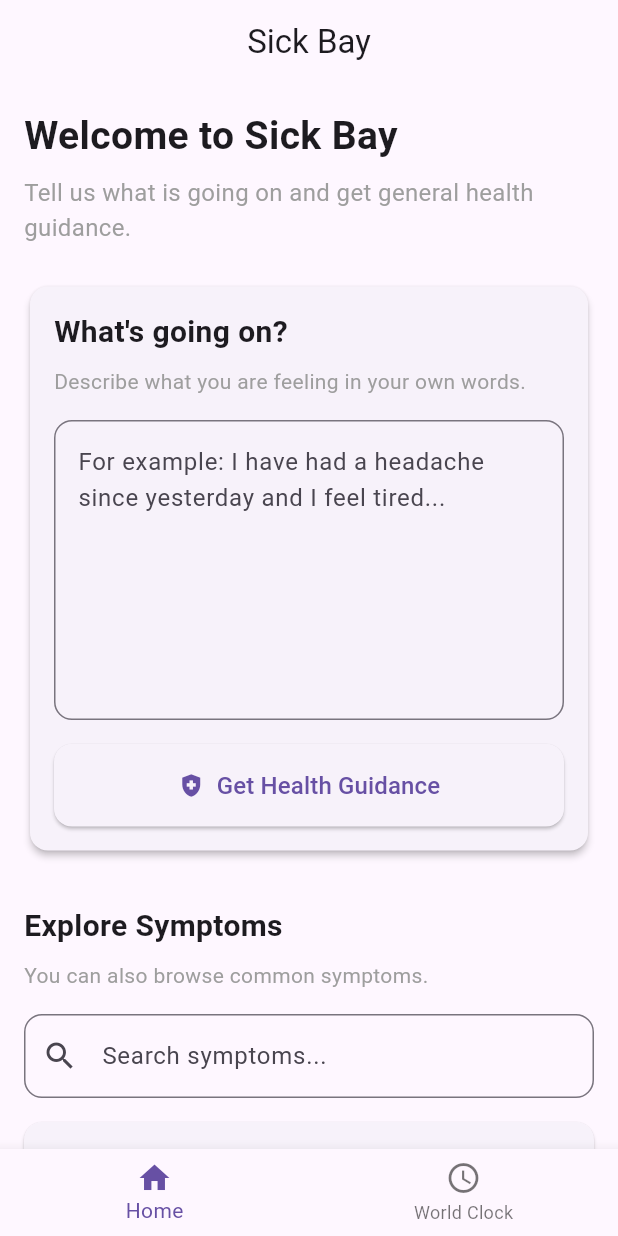
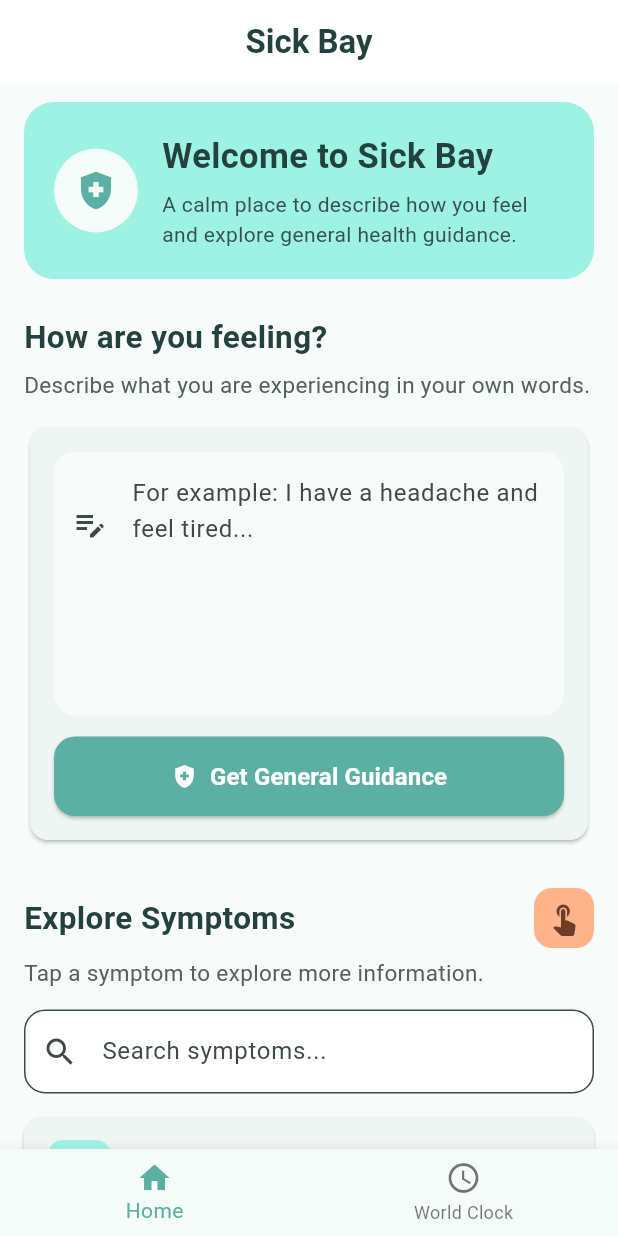
Before and after one commit to gDiva-blip/Sick-bae, a Flutter app: the screen it shows after launch, on a phone screen of 412 x 824 dp. Run offline on Flutter 3.47's test engine with Material 3 defaults, Android fonts, the phone set to English and light mode, and no system bars; our stand-ins replace timezone.

Commit message:
Update Sick Bay design and health guidance

```diff
--- a/lib/main.dart
+++ b/lib/main.dart
@@ -20,9 +20,20 @@ class SickBayApp extends StatelessWidget {
       child: MaterialApp(
         title: 'Sick Bay',
         theme: ThemeData(
-          primarySwatch: Colors.blue,
-          useMaterial3: true,
-        ),
+  useMaterial3: true,
+  colorScheme: ColorScheme.fromSeed(
+    seedColor: const Color(0xFF5BAFA3),
+    primary: const Color(0xFF5BAFA3),
+    secondary: const Color(0xFFFFB38A),
+    brightness: Brightness.light,
+  ),
+  scaffoldBackgroundColor: const Color(0xFFF7FBFA),
+  appBarTheme: const AppBarTheme(
+    backgroundColor: Colors.white,
+    foregroundColor: Color(0xFF23413D),
+    elevation: 0,
+  ),
+),
         home: const MainNavigation(),
       ),
     );
--- a/lib/screens/home_screen.dart
+++ b/lib/screens/home_screen.dart
@@ -3,6 +3,7 @@ import 'package:provider/provider.dart';
 import '../providers/symptom_provider.dart';
 import '../data/health_database.dart';
 import 'symptom_details_screen.dart';
+import 'health_guidance_screen.dart';
 
 class HomeScreen extends StatefulWidget {
   const HomeScreen({Key? key}) : super(key: key);
@@ -14,7 +15,6 @@ class HomeScreen extends StatefulWidget {
 class _HomeScreenState extends State<HomeScreen> {
   final TextEditingController _descriptionController =
       TextEditingController();
-
   final TextEditingController _searchController = TextEditingController();
 
   List<String> _filteredSymptoms = [];
@@ -52,103 +52,129 @@ class _HomeScreenState extends State<HomeScreen> {
       return;
     }
 
-    // For now, show the information the user entered.
-    // We will build the symptom-processing system next.
-    showDialog(
-      context: context,
-      builder: (context) {
-        return AlertDialog(
-          title: const Text('Your symptoms'),
-          content: Text(
-            'You described:\n\n$description\n\n'
-            'We will use this information to provide general health guidance.',
+    Navigator.push(
+      context,
+      MaterialPageRoute(
+        builder: (context) => HealthGuidanceScreen(
+          description: description,
         ),
-          actions: [
-            TextButton(
-              onPressed: () => Navigator.pop(context),
-              child: const Text('OK'),
       ),
-          ],
-        );
-      },
     );
   }
 
   @override
   Widget build(BuildContext context) {
+    final theme = Theme.of(context);
+    final colors = theme.colorScheme;
+
     return Scaffold(
       appBar: AppBar(
-        title: const Text('Sick Bay'),
+        title: const Text(
+          'Sick Bay',
+          style: TextStyle(fontWeight: FontWeight.bold),
+        ),
         centerTitle: true,
-        elevation: 0,
       ),
       body: SingleChildScrollView(
-        padding: const EdgeInsets.all(16.0),
+        padding: const EdgeInsets.fromLTRB(16, 12, 16, 24),
         child: Column(
           crossAxisAlignment: CrossAxisAlignment.start,
           children: [
-            const Text(
+            Container(
+              width: double.infinity,
+              padding: const EdgeInsets.all(20),
+              decoration: BoxDecoration(
+                color: colors.primaryContainer,
+                borderRadius: BorderRadius.circular(20),
+              ),
+              child: Row(
+                children: [
+                  CircleAvatar(
+                    radius: 28,
+                    backgroundColor: colors.surface,
+                    child: Icon(
+                      Icons.health_and_safety,
+                      size: 30,
+                      color: colors.primary,
+                    ),
+                  ),
+                  const SizedBox(width: 16),
+                  const Expanded(
+                    child: Column(
+                      crossAxisAlignment: CrossAxisAlignment.start,
+                      children: [
+                        Text(
                           'Welcome to Sick Bay',
                           style: TextStyle(
-                fontSize: 26,
+                            fontSize: 23,
                             fontWeight: FontWeight.bold,
+                            color: Color(0xFF23413D),
                           ),
                         ),
-
-            const SizedBox(height: 8),
-
-            const Text(
-              'Tell us what is going on and get general health guidance.',
+                        SizedBox(height: 5),
+                        Text(
+                          'A calm place to describe how you feel and explore general health guidance.',
                           style: TextStyle(
-                fontSize: 16,
-                color: Colors.grey,
+                            fontSize: 14,
+                            color: Color(0xFF35514D),
+                            height: 1.4,
+                          ),
+                        ),
+                      ],
+                    ),
+                  ),
+                ],
               ),
             ),
 
             const SizedBox(height: 24),
 
-            // Main symptom description section
-            Card(
-              elevation: 2,
-              child: Padding(
-                padding: const EdgeInsets.all(16.0),
-                child: Column(
-                  crossAxisAlignment: CrossAxisAlignment.start,
-                  children: [
             const Text(
-                      'What\'s going on?',
+              'How are you feeling?',
               style: TextStyle(
-                        fontSize: 20,
+                fontSize: 21,
                 fontWeight: FontWeight.bold,
+                color: Color(0xFF23413D),
               ),
             ),
 
-                    const SizedBox(height: 8),
+            const SizedBox(height: 6),
 
             const Text(
-                      'Describe what you are feeling in your own words.',
+              'Describe what you are experiencing in your own words.',
               style: TextStyle(
-                        color: Colors.grey,
+                fontSize: 15,
+                color: Color(0xFF52615F),
               ),
             ),
 
-                    const SizedBox(height: 16),
+            const SizedBox(height: 14),
 
+            Card(
+              child: Padding(
+                padding: const EdgeInsets.all(16),
+                child: Column(
+                  children: [
                     TextField(
                       controller: _descriptionController,
-                      maxLines: 7,
-                      textInputAction: TextInputAction.newline,
+                      maxLines: 6,
                       decoration: InputDecoration(
                         hintText:
-                            'For example: I have had a headache since yesterday and I feel tired...',
+                            'For example: I have a headache and feel tired...',
+                        prefixIcon: const Padding(
+                          padding: EdgeInsets.only(bottom: 80),
+                          child: Icon(Icons.edit_note),
+                        ),
+                        filled: true,
+                        fillColor: const Color(0xFFF7FBFA),
                         border: OutlineInputBorder(
-                          borderRadius: BorderRadius.circular(12),
+                          borderRadius: BorderRadius.circular(14),
+                          borderSide: BorderSide.none,
                         ),
-                        alignLabelWithHint: true,
                       ),
                     ),
 
-                    const SizedBox(height: 16),
+                    const SizedBox(height: 14),
 
                     SizedBox(
                       width: double.infinity,
@@ -156,15 +182,18 @@ class _HomeScreenState extends State<HomeScreen> {
                         onPressed: _getHealthGuidance,
                         icon: const Icon(Icons.health_and_safety),
                         label: const Text(
-                          'Get Health Guidance',
-                          style: TextStyle(fontSize: 16),
+                          'Get General Guidance',
+                          style: TextStyle(
+                            fontSize: 16,
+                            fontWeight: FontWeight.bold,
+                          ),
                         ),
                         style: ElevatedButton.styleFrom(
-                          padding: const EdgeInsets.symmetric(
-                            vertical: 16,
-                          ),
+                          backgroundColor: colors.primary,
+                          foregroundColor: Colors.white,
+                          padding: const EdgeInsets.symmetric(vertical: 15),
                           shape: RoundedRectangleBorder(
-                            borderRadius: BorderRadius.circular(12),
+                            borderRadius: BorderRadius.circular(14),
                           ),
                         ),
                       ),
@@ -174,27 +203,45 @@ class _HomeScreenState extends State<HomeScreen> {
               ),
             ),
 
-            const SizedBox(height: 32),
+            const SizedBox(height: 28),
 
-            // Optional symptom explorer
-            const Text(
+            Row(
+              children: [
+                const Expanded(
+                  child: Text(
                     'Explore Symptoms',
                     style: TextStyle(
-                fontSize: 20,
+                      fontSize: 21,
                       fontWeight: FontWeight.bold,
+                      color: Color(0xFF23413D),
+                    ),
+                  ),
+                ),
+                Container(
+                  padding: const EdgeInsets.all(8),
+                  decoration: BoxDecoration(
+                    color: const Color(0xFFFFB38A),
+                    borderRadius: BorderRadius.circular(12),
+                  ),
+                  child: const Icon(
+                    Icons.touch_app,
+                    color: Color(0xFF6E3D2A),
+                  ),
+                ),
+              ],
+            ),
+
+            const SizedBox(height: 6),
+
+            const Text(
+              'Tap a symptom to explore more information.',
+              style: TextStyle(
+                fontSize: 15,
+                color: Color(0xFF52615F),
               ),
             ),
 
-            const SizedBox(height: 8),
-
-            const Text(
-              'You can also browse common symptoms.',
-              style: TextStyle(
-                color: Colors.grey,
-              ),
-            ),
-
-            const SizedBox(height: 16),
+            const SizedBox(height: 14),
 
             TextField(
               controller: _searchController,
@@ -202,8 +249,10 @@ class _HomeScreenState extends State<HomeScreen> {
               decoration: InputDecoration(
                 hintText: 'Search symptoms...',
                 prefixIcon: const Icon(Icons.search),
+                filled: true,
+                fillColor: Colors.white,
                 border: OutlineInputBorder(
-                  borderRadius: BorderRadius.circular(12),
+                  borderRadius: BorderRadius.circular(14),
                 ),
               ),
             ),
@@ -211,7 +260,10 @@ class _HomeScreenState extends State<HomeScreen> {
             const SizedBox(height: 16),
 
             ..._filteredSymptoms.map((symptom) {
-              return GestureDetector(
+              return Card(
+                margin: const EdgeInsets.only(bottom: 10),
+                child: InkWell(
+                  borderRadius: BorderRadius.circular(12),
                   onTap: () {
                     context.read<SymptomProvider>().searchSymptom(symptom);
 
@@ -223,28 +275,46 @@ class _HomeScreenState extends State<HomeScreen> {
                       ),
                     );
                   },
-                child: Card(
-                  margin: const EdgeInsets.only(bottom: 12),
                   child: Padding(
-                    padding: const EdgeInsets.all(16.0),
+                    padding: const EdgeInsets.symmetric(
+                      horizontal: 16,
+                      vertical: 15,
+                    ),
                     child: Row(
-                      mainAxisAlignment:
-                          MainAxisAlignment.spaceBetween,
                       children: [
-                        Text(
+                        Container(
+                          padding: const EdgeInsets.all(9),
+                          decoration: BoxDecoration(
+                            color: colors.primaryContainer,
+                            borderRadius: BorderRadius.circular(10),
+                          ),
+                          child: Icon(
+                            Icons.medical_information_outlined,
+                            color: colors.primary,
+                          ),
+                        ),
+                        const SizedBox(width: 13),
+                        Expanded(
+                          child: Text(
                             symptom.toUpperCase(),
                             style: const TextStyle(
                               fontSize: 16,
-                            fontWeight: FontWeight.w500,
+                              fontWeight: FontWeight.w600,
+                              color: Color(0xFF263D3A),
                             ),
                           ),
-                        const Icon(Icons.arrow_forward),
+                        ),
+                        Icon(
+                          Icons.arrow_forward_ios,
+                          size: 17,
+                          color: colors.primary,
+                        ),
                       ],
                     ),
                   ),
                 ),
               );
-            }).toList(),
+            }),
           ],
         ),
       ),
```
Also changed, not shown: lib/screens/health_guidance_screen.dart (added, +213 -0 lines). Lines whose indentation alone changed are shown as unchanged.
